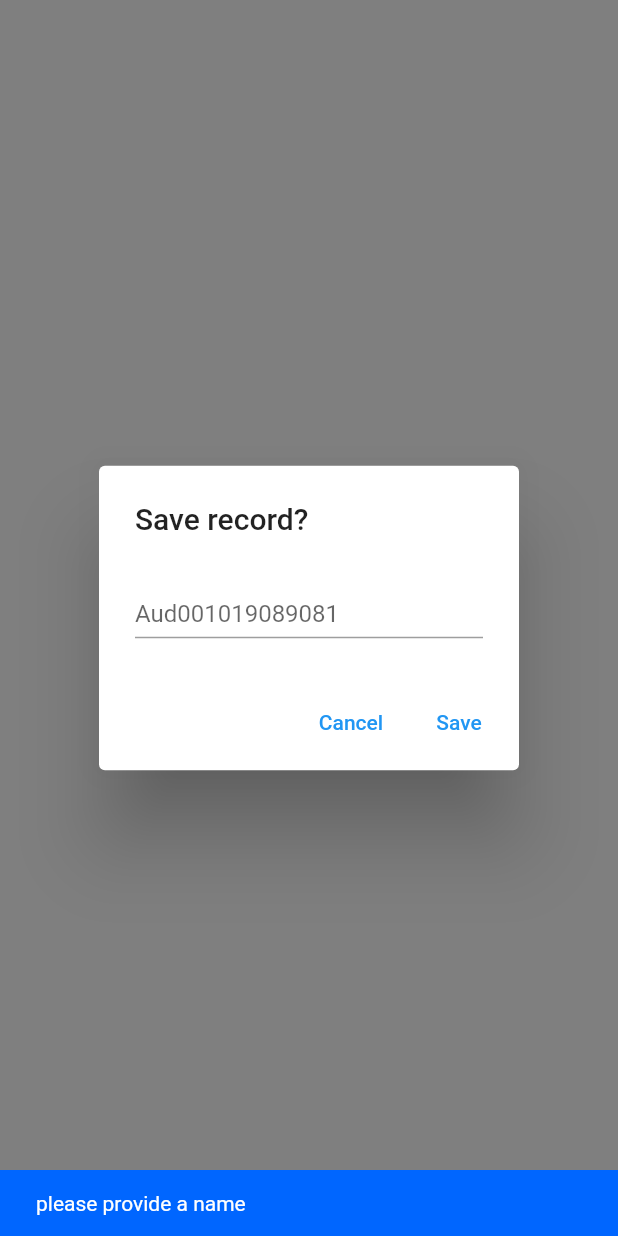
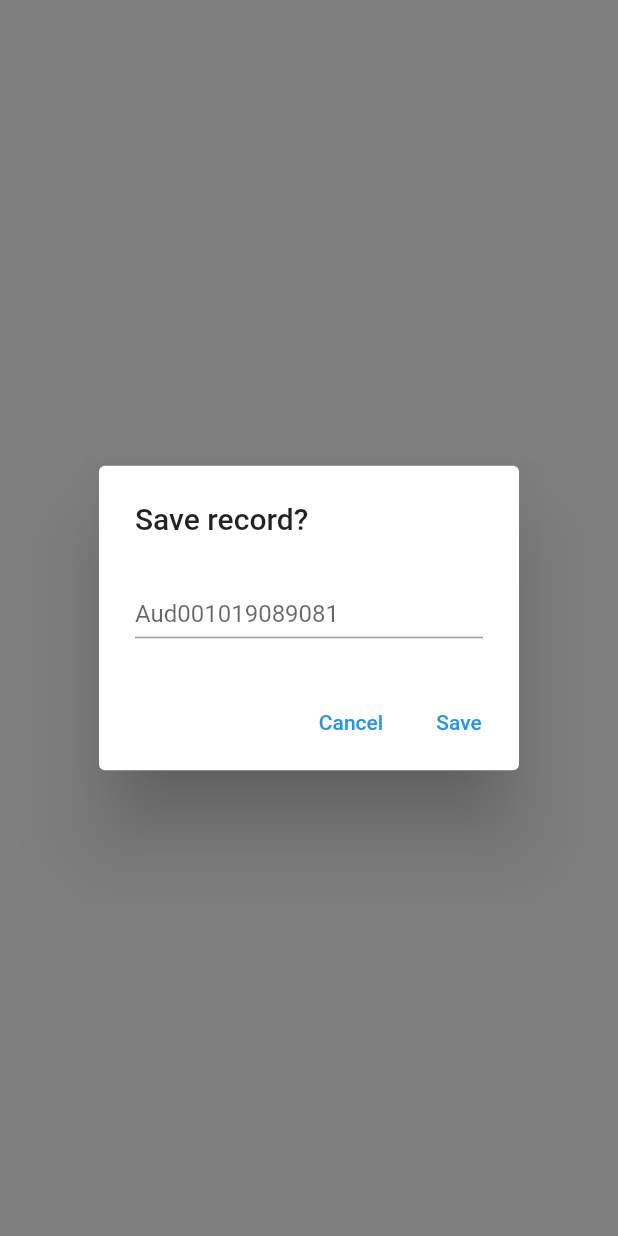
Before and after one commit to Collins-01/Rechord, a Flutter app: the FormDialog screen opened directly with empty values, after a tap on "Save", on a phone screen of 412 x 824 dp. Run offline on Flutter 3.47's test engine with Material 2 defaults, Android fonts, the phone set to English and light mode, and no system bars; our stand-ins replace flutter_riverpod, hooks_riverpod, just_audio; missing offline and left inert: record, simple_ripple_animation.

```diff
--- a/lib/screens/init_screen.dart
+++ b/lib/screens/init_screen.dart
@@ -1,3 +1,6 @@
+import 'dart:developer';
+import 'dart:io';
+
 import 'package:flutter/material.dart';
 import 'package:flutter_riverpod/flutter_riverpod.dart';
 import 'package:hooks_riverpod/hooks_riverpod.dart';
@@ -43,6 +46,7 @@ class InitScreen extends HookConsumerWidget {
                     ripplesCount: 5,
                     child: GestureDetector(
                       onTap: () {
+
                         Navigator.of(context).push(
                           MaterialPageRoute(
                             builder: (_) => const RecordingScreen(),
--- a/lib/services/recording_service.dart
+++ b/lib/services/recording_service.dart
@@ -1,9 +1,7 @@
 import 'dart:async';
 import 'dart:developer';
-
 import 'package:flutter/foundation.dart';
 import 'package:flutter_riverpod/flutter_riverpod.dart';
-import 'package:rechord/services/storage_service.dart';
 import 'package:record/record.dart';
 
 class RecordingService extends ChangeNotifier {
--- a/lib/widgets/form_dialog.dart
+++ b/lib/widgets/form_dialog.dart
@@ -45,12 +45,12 @@ class FormDialog extends StatelessWidget {
                         saveCallBack(_controller.text);
                       } else {
                         // ignore: deprecated_member_use
-                        _scaffoldKey.currentState!.showSnackBar(
-                          const SnackBar(
-                            backgroundColor: AppColors.kBlue,
-                            content: Text("please provide a name"),
-                          ),
-                        );
+                        // _scaffoldKey.currentState!.showSnackBar(
+                        //   const SnackBar(
+                        //     backgroundColor: AppColors.kBlue,
+                        //     content: Text("please provide a name"),
+                        //   ),
+                        // );
                       }
                     },
                     child: const Text("Save"),
@@ -90,12 +90,12 @@ class FormDialog extends StatelessWidget {
                         saveCallBack(_controller.text);
                       } else {
                         // ignore: deprecated_member_use
-                        _scaffoldKey.currentState!.showSnackBar(
-                          const SnackBar(
-                            backgroundColor: AppColors.kBlue,
-                            content: Text("please provide a name"),
-                          ),
-                        );
+                        // _scaffoldKey.currentState!.showSnackBar(
+                        //   const SnackBar(
+                        //     backgroundColor: AppColors.kBlue,
+                        //     content: Text("please provide a name"),
+                        //   ),
+                        // );
                       }
                     },
                     child: const Text("Save"),
```
Also changed, not shown: pubspec.lock, 6 other files.
